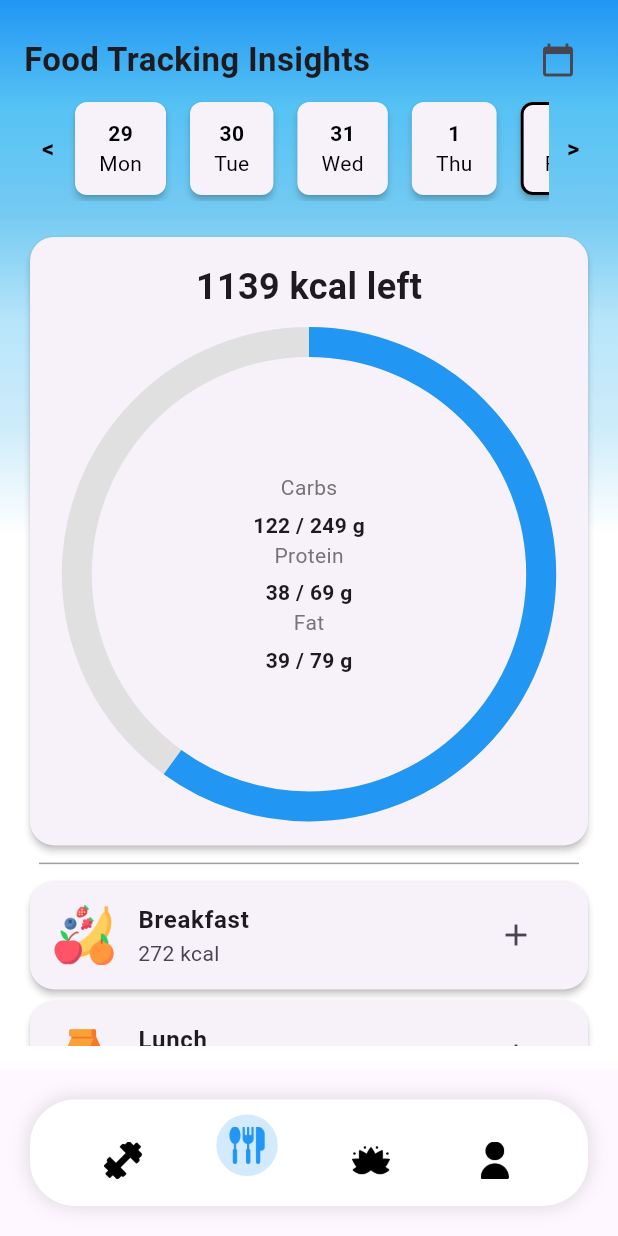
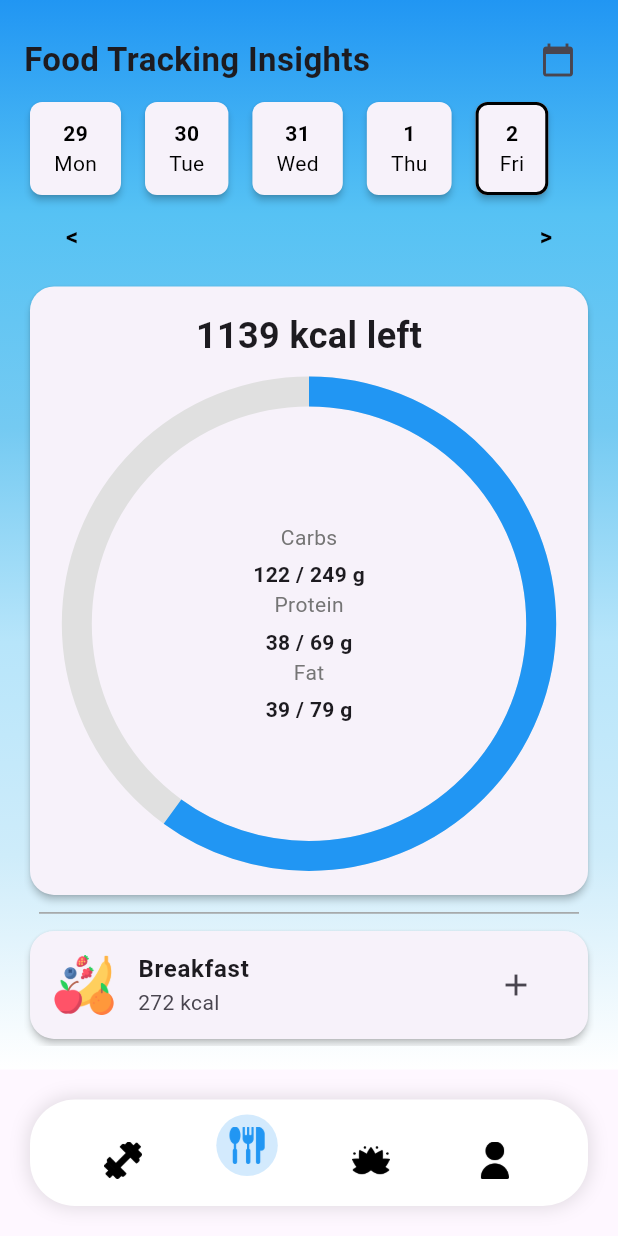
Before and after one commit to AryamanDubey28/workout_app, a Flutter app: the screen it shows once a user with an empty profile is signed in, item 2 of the bottom bar chosen, on a phone screen of 412 x 824 dp. Run offline on Flutter 3.47's test engine with Material 3 defaults, Android fonts, the phone set to English and light mode, and no system bars; drawn by our look-alikes of percent_indicator; our stand-ins replace adaptive_dialog, community_charts_flutter, firebase_auth, firebase_core, get, image_picker; accounts and stored records are empty; network calls fail.

Commit message:
more styling changes

```diff
--- a/frontend/workout_tracker/lib/pages/food_tracking_pages/date_cards.dart
+++ b/frontend/workout_tracker/lib/pages/food_tracking_pages/date_cards.dart
@@ -47,38 +47,21 @@ class _DateCardsState extends State<DateCards> {
             ),
           ],
         ),
-        Row(
-          mainAxisAlignment: MainAxisAlignment.start,
-          children: [
         SizedBox(
-              width: 30,
-              child: TextButton(
-                onPressed: () => _updateWeekDates(-5),
-                child: const Text('<',
-                    style: TextStyle(
-                        fontSize: 16,
-                        fontWeight: FontWeight.bold,
-                        color: Colors.black)),
-              ),
-            ),
-            Expanded(
+          height: 70,
           child: GestureDetector(
             onHorizontalDragUpdate: (details) {
-                  if (details.primaryDelta != null &&
-                      details.primaryDelta! > 0) {
+              if (details.primaryDelta != null && details.primaryDelta! > 0) {
                 _updateWeekDates(-5);
               } else if (details.primaryDelta != null &&
                   details.primaryDelta! < 0) {
                 _updateWeekDates(5);
               }
             },
-                child: SizedBox(
-                  height: 70,
             child: ListView.separated(
               scrollDirection: Axis.horizontal,
               itemCount: weekDays.length,
-                    separatorBuilder: (context, index) =>
-                        const SizedBox(width: 8),
+              separatorBuilder: (context, index) => const SizedBox(width: 8),
               itemBuilder: (context, index) {
                 bool isToday = weekDays[index].day == today.day &&
                     weekDays[index].month == today.month &&
@@ -88,28 +71,25 @@ class _DateCardsState extends State<DateCards> {
                   shape: RoundedRectangleBorder(
                     borderRadius: BorderRadius.circular(8),
                     side: BorderSide(
-                              color:
-                                  isToday ? Colors.black : Colors.transparent,
+                        color: isToday ? Colors.black : Colors.transparent,
                         width: 2),
                   ),
                   child: Padding(
-                          padding: const EdgeInsets.symmetric(
-                              horizontal: 16, vertical: 8),
+                    padding:
+                        const EdgeInsets.symmetric(horizontal: 16, vertical: 8),
                     child: Column(
                       mainAxisAlignment: MainAxisAlignment.center,
                       children: [
                         Text(
                           numericDayFormatter.format(weekDays[index]),
                           style: TextStyle(
-                                    color:
-                                        isToday ? Colors.black : Colors.black,
+                              color: isToday ? Colors.black : Colors.black,
                               fontWeight: FontWeight.bold),
                         ),
                         Text(
                           dayFormatter.format(weekDays[index]),
                           style: TextStyle(
-                                    color:
-                                        isToday ? Colors.black : Colors.black),
+                              color: isToday ? Colors.black : Colors.black),
                         ),
                       ],
                     ),
@@ -119,10 +99,18 @@ class _DateCardsState extends State<DateCards> {
             ),
           ),
         ),
+        Row(
+          mainAxisAlignment: MainAxisAlignment.spaceBetween,
+          children: [
+            TextButton(
+              onPressed: () => _updateWeekDates(-5),
+              child: const Text('<',
+                  style: TextStyle(
+                      fontSize: 16,
+                      fontWeight: FontWeight.bold,
+                      color: Colors.black)),
             ),
-            SizedBox(
-              width: 30,
-              child: TextButton(
+            TextButton(
               onPressed: () => _updateWeekDates(5),
               child: const Text('>',
                   style: TextStyle(
@@ -130,7 +118,6 @@ class _DateCardsState extends State<DateCards> {
                       fontWeight: FontWeight.bold,
                       color: Colors.black)),
             ),
-            ),
           ],
         ),
       ],
--- a/frontend/workout_tracker/lib/pages/food_tracking_pages/foodpage.dart
+++ b/frontend/workout_tracker/lib/pages/food_tracking_pages/foodpage.dart
@@ -14,8 +14,8 @@ class CalorieTracking extends StatelessWidget {
         decoration: const BoxDecoration(
           gradient: LinearGradient(
             begin: Alignment.topCenter,
-            end: Alignment.center,
-            // end: Alignment.bottomCenter,
+            // end: Alignment.center,
+            end: Alignment.bottomCenter,
             colors: [
               Colors.blue,
               Color.fromARGB(255, 86, 194, 244),
@@ -36,7 +36,7 @@ class CalorieTracking extends StatelessWidget {
                   DateCards(
                     title: "Food Tracking Insights",
                   ),
-                  SizedBox(height: 20),
+                  SizedBox(height: 5),
                   NutritionalSummary(), // Placeholder for your actual widget
                   Divider(
                     color: Colors.grey,
--- a/frontend/workout_tracker/lib/pages/stress_tracking_pages/stresspage.dart
+++ b/frontend/workout_tracker/lib/pages/stress_tracking_pages/stresspage.dart
@@ -14,7 +14,8 @@ class StressTracking extends StatelessWidget {
         decoration: const BoxDecoration(
           gradient: LinearGradient(
             begin: Alignment.topCenter,
-            end: Alignment.center,
+            // end: Alignment.center,
+            end: Alignment.bottomCenter,
             colors: [
               Color.fromARGB(255, 166, 82, 245), // Dark purple
               Color.fromARGB(255, 197, 130, 244), // Medium purple
@@ -35,7 +36,7 @@ class StressTracking extends StatelessWidget {
                     title: "Stress Tracking Insights",
                   ),
                   const SizedBox(
-                    height: 10,
+                    height: 5,
                   ),
                   StressGraph(),
                   const SizedBox(height: 20),
```
Also changed, not shown: 1 other file. Lines whose indentation alone changed are shown as unchanged.
